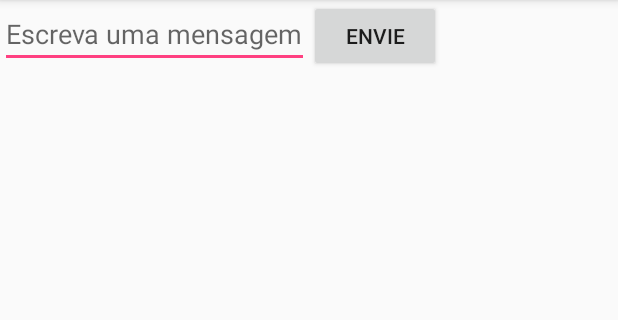
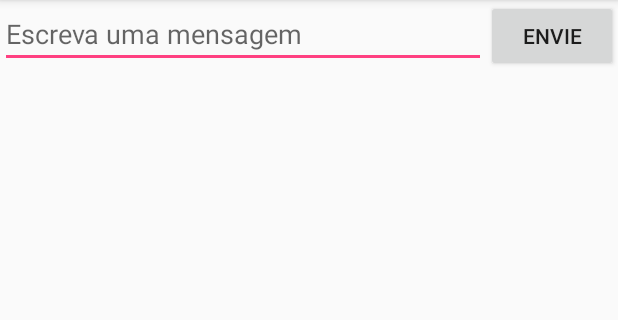
Before and after one commit to WillianVicente/ADS-Aula01-IntroducaoAndroid, an Android app: the screen it shows after launch (MainActivity), on a phone screen of 412 x 824 dp, the part 84-404 px from its top. Run offline under Robolectric (Android 15) with nearby library versions, the phone set to English and light mode, and no system bars.

Commit message:
Correção do Layout da tela principal Inserindo meu Nome e RA nas Activity

```diff
--- a/app/src/main/java/usjt/com/br/myapplication/DisplayMessageActivity.java
+++ b/app/src/main/java/usjt/com/br/myapplication/DisplayMessageActivity.java
@@ -7,7 +7,9 @@ import android.view.ViewGroup;
 import android.widget.TextView;
 
 /**
- * Created by Note-Willian on 4/4/2018.
+ * Willian Vicente Prado
+ * RA: 816119009
+ * ADSMCA3
  */
 
 public class DisplayMessageActivity  extends AppCompatActivity {
--- a/app/src/main/java/usjt/com/br/myapplication/MainActivity.java
+++ b/app/src/main/java/usjt/com/br/myapplication/MainActivity.java
@@ -5,6 +5,12 @@ import android.support.v7.app.AppCompatActivity;
 import android.os.Bundle;
 import android.view.View;
 import android.widget.EditText;
+
+/**
+ * Willian Vicente Prado
+ * RA: 816119009
+ * ADSMCA3
+ */
 
 public class MainActivity extends AppCompatActivity {
     public final static String EXTRA_MESSAGE =
--- a/app/src/main/res/layout/activity_main.xml
+++ b/app/src/main/res/layout/activity_main.xml
@@ -10,7 +10,8 @@
         android:id="@+id/edit_message"
         android:layout_width="wrap_content"
         android:layout_height="wrap_content"
-        android:hint="@string/edit_message"/>
+        android:hint="@string/edit_message"
+        android:layout_weight="1"/>
 
     <Button
         android:layout_width="wrap_content"
```
